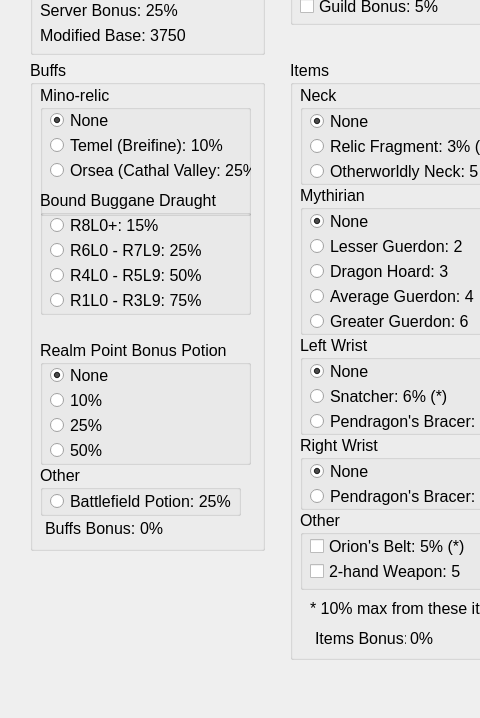
This is mainwindow.ui in towbes/GaherisRPCalc as Qt 5 draws it before an edit; both pictures show x 0 to 480 and y 82 to 800 of the 1000 by 800 pixel window. The edited form follows.
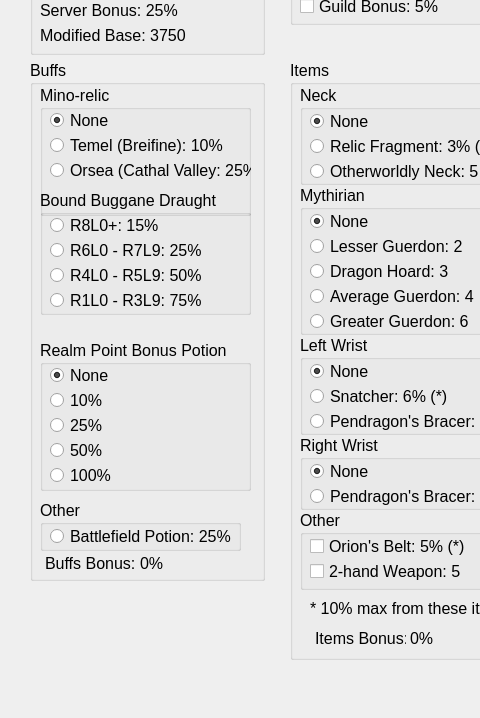
This is the edited form.

Commit message: Add 100% RP bonus

Diff of the .ui file:
```diff
--- a/mainwindow.ui
+++ b/mainwindow.ui
@@ -92,7 +92,7 @@
       <x>30</x>
       <y>125</y>
       <width>235</width>
-      <height>491</height>
+      <height>521</height>
      </rect>
     </property>
     <property name="font">
@@ -251,7 +251,7 @@
        <x>10</x>
        <y>280</y>
        <width>211</width>
-       <height>125</height>
+       <height>151</height>
       </rect>
      </property>
      <property name="title">
@@ -324,12 +324,28 @@
        <string notr="true">bgroupRpPotion</string>
       </attribute>
      </widget>
+     <widget class="QRadioButton" name="bbHundred_3">
+      <property name="geometry">
+       <rect>
+        <x>10</x>
+        <y>125</y>
+        <width>201</width>
+        <height>20</height>
+       </rect>
+      </property>
+      <property name="text">
+       <string>100%</string>
+      </property>
+      <attribute name="buttonGroup">
+       <string notr="true">bgroupRpPotion</string>
+      </attribute>
+     </widget>
     </widget>
     <widget class="QGroupBox" name="groupBox_6">
      <property name="geometry">
       <rect>
        <x>10</x>
-       <y>405</y>
+       <y>440</y>
        <width>201</width>
        <height>51</height>
       </rect>
@@ -358,7 +374,7 @@
      <property name="geometry">
       <rect>
        <x>15</x>
-       <y>460</y>
+       <y>495</y>
        <width>91</width>
        <height>16</height>
       </rect>
@@ -371,7 +387,7 @@
      <property name="geometry">
       <rect>
        <x>110</x>
-       <y>460</y>
+       <y>495</y>
        <width>49</width>
        <height>16</height>
       </rect>
```
Left out of the diff: 4 changed lines with no effect on the pictures. The commit also changes 1 other file.
